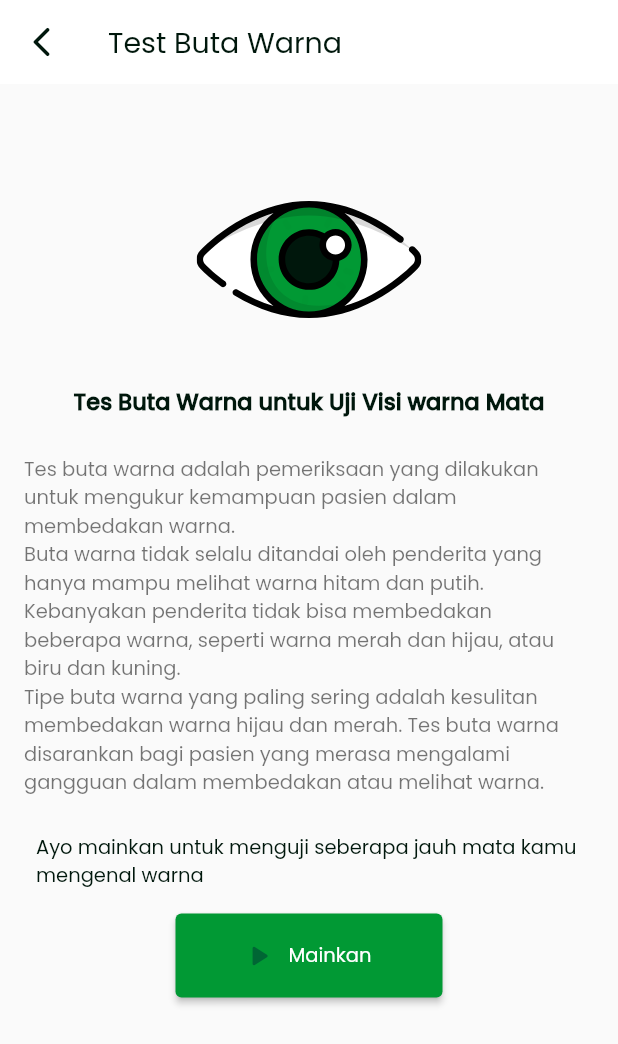
After one commit to roningrum/pustaka_app, a Flutter app: the screen it shows after launch, after a tap on an icon or button, on a phone screen of 412 x 824 dp. The commit adds this screen. Shown: the top 1044 px of the screen. Run offline on Flutter 3.47's test engine with Material 2 defaults, Android fonts, the phone set to English and light mode, and no system bars; our stand-ins replace cached_network_image, flutter_svg, google_maps_flutter, shimmer; network calls fail.

Commit message:
end of master

```diff
--- a/lib/main.dart
+++ b/lib/main.dart
@@ -7,6 +7,8 @@ import 'package:pustaka_app/screens/lihat_antrian/puskesmas_lihat_antrian.dart';
 import 'package:pustaka_app/screens/puskesmas/puskesmas_menu_screen.dart';
 import 'package:pustaka_app/screens/puskesmas/puskesmas_peta.dart';
 import 'package:pustaka_app/screens/puskesmas/puskesmas_search.dart';
+import 'package:pustaka_app/screens/riwayat_antri.dart';
+import 'package:pustaka_app/screens/test_buta_warna/pustaka_buta_warna.dart';
 
 void main() {
   runApp(MyApp());
@@ -33,7 +35,9 @@ class MyApp extends StatelessWidget {
           PuskesmasSearch.id: (context) => PuskesmasSearch(),
           PuskesmasLihatAntrian.id: (context) => PuskesmasLihatAntrian(),
           PuskesmasDaftarAntrian.id: (context) => PuskesmasDaftarAntrian(),
-          AsahOtak.id : (context) => AsahOtak()
+          AsahOtak.id : (context) => AsahOtak(),
+          PustakaButaWarna.id: (context) => PustakaButaWarna(),
+          RiwayatKunjunganPuskesmas.id : (context) => RiwayatKunjunganPuskesmas()
         });
   }
 }
--- a/lib/screens/daftar_antrian/puskesmas_konfirmasi_pasien_baru.dart
+++ b/lib/screens/daftar_antrian/puskesmas_konfirmasi_pasien_baru.dart
@@ -1,4 +1,5 @@
 import 'package:flutter/material.dart';
+import 'package:flutter_svg/flutter_svg.dart';
 import 'package:pustaka_app/const.dart';
 
 class KonfirmasiPasienBaru extends StatefulWidget {
@@ -169,7 +170,7 @@ class _KonfirmasiPasienBaruState extends State<KonfirmasiPasienBaru> {
                 decoration: InputDecoration(
                     fillColor: Color(0xFFE9E8E8),
                     filled: true,
-                    prefixIcon: Icon(Icons.healing),
+                    prefixIcon: SvgPicture.asset('assets/menu/bloodtype_black_24dp.svg', color: Color(0xFFA9A9A9),),
                     hintText: "Golongan Darah",
                     hintStyle: kPustakaBlackRegular.copyWith(
                         fontSize: 15,
--- a/lib/screens/home_screen.dart
+++ b/lib/screens/home_screen.dart
@@ -3,6 +3,8 @@ import 'package:pustaka_app/const.dart';
 import 'package:pustaka_app/screens/daftar_antrian/puskesmas_daftar_antrian.dart';
 import 'package:pustaka_app/screens/lihat_antrian/puskesmas_lihat_antrian.dart';
 import 'package:pustaka_app/screens/puskesmas/puskesmas_menu_screen.dart';
+import 'package:pustaka_app/screens/riwayat_antri.dart';
+import 'package:pustaka_app/screens/test_buta_warna/pustaka_buta_warna.dart';
 import 'package:pustaka_app/widget/pustaka_icon_menu.dart';
 
 import 'asah_otak/asah_otak.dart';
@@ -85,9 +87,14 @@ class _HomeScreenState extends State<HomeScreen> {
                         Row(
                           mainAxisAlignment: MainAxisAlignment.spaceAround,
                           children: <Widget>[
-                            PustakaIconMenu(
-                              images: 'assets/menu/riwayat.svg',
-                              title: "Riwayat\nKunjungan",
+                            InkWell(
+                              child: PustakaIconMenu(
+                                images: 'assets/menu/riwayat.svg',
+                                title: "Riwayat\nKunjungan",
+                              ),
+                              onTap: (){
+                                Navigator.of(context).pushNamed(RiwayatKunjunganPuskesmas.id);
+                              },
                             ),
                             InkWell(
                               child: PustakaIconMenu(
@@ -95,7 +102,7 @@ class _HomeScreenState extends State<HomeScreen> {
                                 title: "Test Buta\nWarna",
                               ),
                               onTap: (){
-                                Navigator.of(context).pushNamed(PuskesmasDaftarAntrian.id);
+                                Navigator.of(context).pushNamed(PustakaButaWarna.id);
                               },
                             ),
                             InkWell(
--- /dev/null
+++ b/lib/screens/test_buta_warna/pustaka_buta_warna.dart
@@ -0,0 +1,74 @@
+import 'package:flutter/material.dart';
+import 'package:flutter_svg/svg.dart';
+
+import '../../const.dart';
+import '../home_screen.dart';
+
+class PustakaButaWarna extends StatefulWidget {
+  static String id = 'buta_warna';
+  const PustakaButaWarna({Key key}) : super(key: key);
+
+  @override
+  _PustakaButaWarnaState createState() => _PustakaButaWarnaState();
+}
+
+class _PustakaButaWarnaState extends State<PustakaButaWarna> {
+  List<TextSpan> textSpans = <TextSpan>[
+    TextSpan(text: 'Tes buta warna adalah pemeriksaan yang dilakukan untuk mengukur kemampuan pasien dalam membedakan warna.\nButa warna tidak selalu ditandai oleh penderita yang hanya mampu melihat warna hitam dan putih. Kebanyakan penderita tidak bisa membedakan beberapa warna, seperti warna merah dan hijau, atau biru dan kuning.', style: kPustakaBlackRegular.copyWith(fontSize: 13, color: Colors.black54)),
+    TextSpan(text: '\nTipe buta warna yang paling sering adalah kesulitan membedakan warna hijau dan merah. Tes buta warna disarankan bagi pasien yang merasa mengalami gangguan dalam membedakan atau melihat warna.', style: kPustakaBlackRegular.copyWith(fontSize: 13, color: Colors.black54)),
+];
+  @override
+  Widget build(BuildContext context) {
+    return Scaffold(
+      appBar: AppBar(
+        backgroundColor: kSurfaceColor,
+        elevation: 0,
+        leading: IconButton(
+          icon: Icon(
+            Icons.arrow_back_ios_rounded,
+            color: kFontColor,
+          ),
+          onPressed: () {
+            Navigator.of(context).pushNamed(HomeScreen.id);
+          },
+        ),
+        title: Text('Test Buta Warna',
+            style: kPustakaBlackRegular.copyWith(fontSize: 19)),
+      ),
+      body: Column(
+        children: [
+          Container(
+            margin: EdgeInsets.only(top: 42),
+            child: Center(
+                child: SvgPicture.asset('assets/menu/eye.svg', width: 150, height: 150)),
+          ),
+          Container(
+            margin: EdgeInsets.symmetric(vertical: 8.0),
+            child: Text("Tes Buta Warna untuk Uji Visi warna Mata", style: kPustakaBlackBoldMedium.copyWith(fontSize: 15),),
+          ),
+          Container(
+              margin: EdgeInsets.symmetric(vertical: 16.0, horizontal: 16.0),
+              child: RichText(text: TextSpan( children: textSpans), textScaleFactor: 1.0,
+              )
+          ),
+          Container(
+            alignment: Alignment.topLeft,
+            margin: EdgeInsets.only(left: 24, top: 8),
+            child: Text("Ayo mainkan untuk menguji seberapa jauh mata kamu mengenal warna", style: kPustakaBlackRegular.copyWith(fontSize: 13),),
+          ),
+          Container(
+            width: 178,
+            height: 56,
+            margin: EdgeInsets.only(top: 16),
+            child: ElevatedButton.icon(
+              onPressed: (){},
+              style: ButtonStyle(backgroundColor: MaterialStateProperty.all(kPrimaryColor)),
+              icon: Icon(Icons.play_arrow_rounded, color: Color(0xFF006634),),
+              label: Text('Mainkan', style: kPustakaWhiteNormal.copyWith(fontSize: 13),),
+            ),
+          )
+        ],
+      ),
+    );
+  }
+}
```
Also changed, not shown: lib/screens/riwayat_antri.dart (added, +34 -0 lines), lib/widget/puskesmas_riwayat_list.dart (added, +10 -0 lines), assets/menu/bloodtype_black_24dp.svg (added), assets/menu/eye.svg (added).
